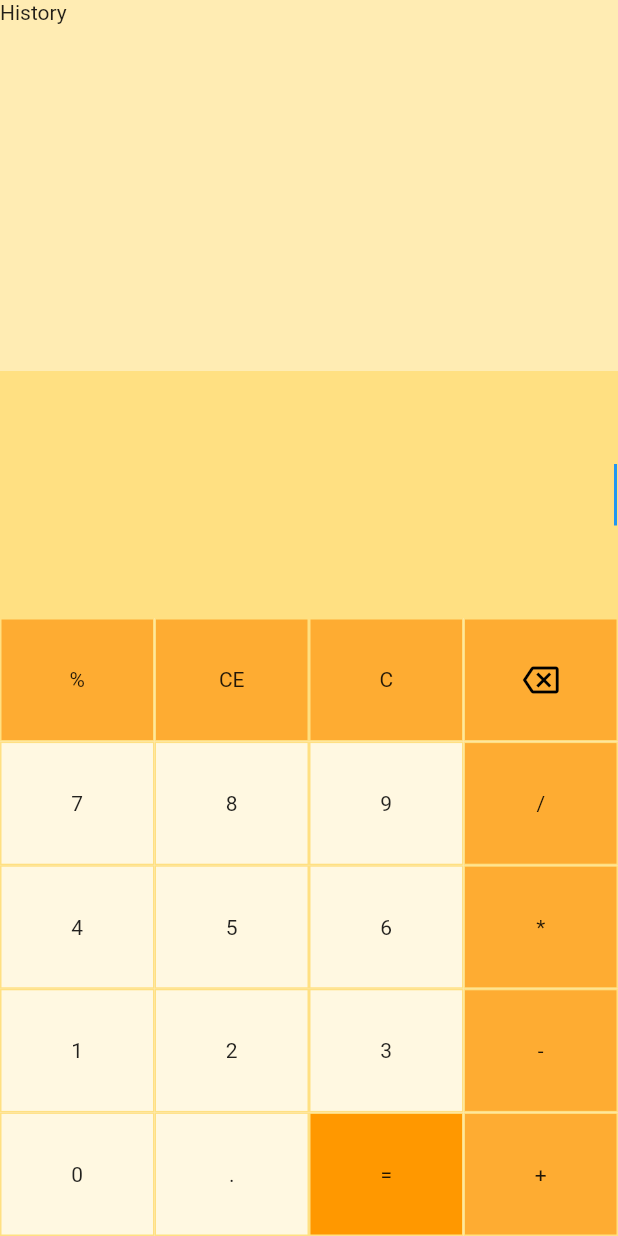
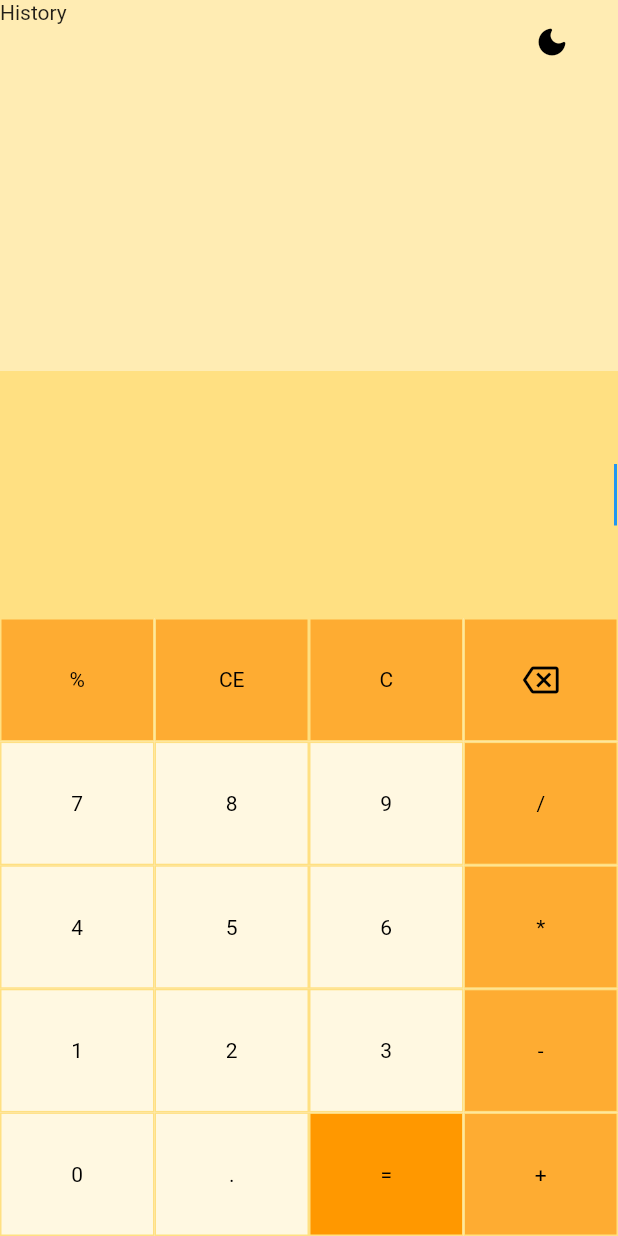
Before and after one commit to Le127/calculator_app, a Flutter app: the screen it shows after launch, on a phone screen of 412 x 824 dp. Run offline on Flutter 3.47's test engine with Material 2 defaults, Android fonts, the phone set to English and light mode, and no system bars; our stand-ins replace math_expressions.

Commit message:
theme style

```diff
--- a/lib/src/pages/calculator_page.dart
+++ b/lib/src/pages/calculator_page.dart
@@ -1,12 +1,15 @@
 import 'package:flutter/material.dart';
+import 'package:provider/provider.dart';
 
 import 'package:calculator_app/src/widgets/display.dart';
 import 'package:calculator_app/src/widgets/history.dart';
 import 'package:calculator_app/src/widgets/pad.dart';
+import 'package:calculator_app/src/models/theme_changer_model.dart';
 
 class CalculatorPage extends StatelessWidget {
   @override
   Widget build(BuildContext context) {
+    final model = Provider.of<ThemeChangerModel>(context);
     return Scaffold(
       body: Column(
         children: [
@@ -14,6 +17,22 @@ class CalculatorPage extends StatelessWidget {
           Display(),
           Pad(),
         ],
-    ));
+      ),
+      floatingActionButton: FloatingActionButton(
+        backgroundColor: Colors.transparent,
+        elevation: 0.0,
+        hoverElevation: 0.0,
+        onPressed: () =>
+            model.isDark ? model.isDark = false : model.isDark = true,
+        child: model.isDark
+            ? Icon(
+                Icons.light_mode_rounded, color: model.textColor,
+              )
+            : Icon(
+                Icons.dark_mode_rounded, color: model.textColor,
+              ),
+      ),
+      floatingActionButtonLocation: FloatingActionButtonLocation.endTop,
+    );
   }
 }
--- a/lib/src/widgets/buttons_pad.dart
+++ b/lib/src/widgets/buttons_pad.dart
@@ -7,7 +7,7 @@ import 'package:calculator_app/src/models/theme_changer_model.dart';
 class ButtonDefault extends StatefulWidget {
   final String keyPad;
   final Color color;
-  ButtonDefault(this.keyPad, {required this.color });
+  ButtonDefault(this.keyPad, {required this.color});
 
   @override
   _ButtonDefaultState createState() => _ButtonDefaultState();
@@ -32,7 +32,8 @@ class _ButtonDefaultState extends State<ButtonDefault> {
           color: widget.color,
           border: Border.all(color: color.backgroundColor, width: 1.0),
         ),
-        child: Text(this.widget.keyPad),
+        child:
+            Text(this.widget.keyPad, style: TextStyle(color: color.textColor)),
       ),
     );
   }
@@ -64,7 +65,7 @@ class _ButtonEvaluateState extends State<ButtonEvaluate> {
           color: widget.color,
           border: Border.all(color: color.backgroundColor, width: 1.0),
         ),
-        child: Text("="),
+        child: Text("=", style: TextStyle(color: color.textColor)),
       ),
     );
   }
@@ -98,7 +99,7 @@ class _ButtonCState extends State<ButtonC> {
           color: widget.color,
           border: Border.all(color: color.backgroundColor, width: 1.0),
         ),
-        child: Text("C"),
+        child: Text("C", style: TextStyle(color: color.textColor)),
       ),
     );
   }
@@ -139,7 +140,7 @@ class _ButtonBackspaceState extends State<ButtonBackspace> {
         ),
         child: Icon(
           Icons.backspace_outlined,
-          color: widget.iconColor,
+          color: color.textColor
         ),
       ),
     );
```
Also changed, not shown: lib/src/models/theme_changer_model.dart (+21 -0 lines). Lines whose indentation alone changed are shown as unchanged.
